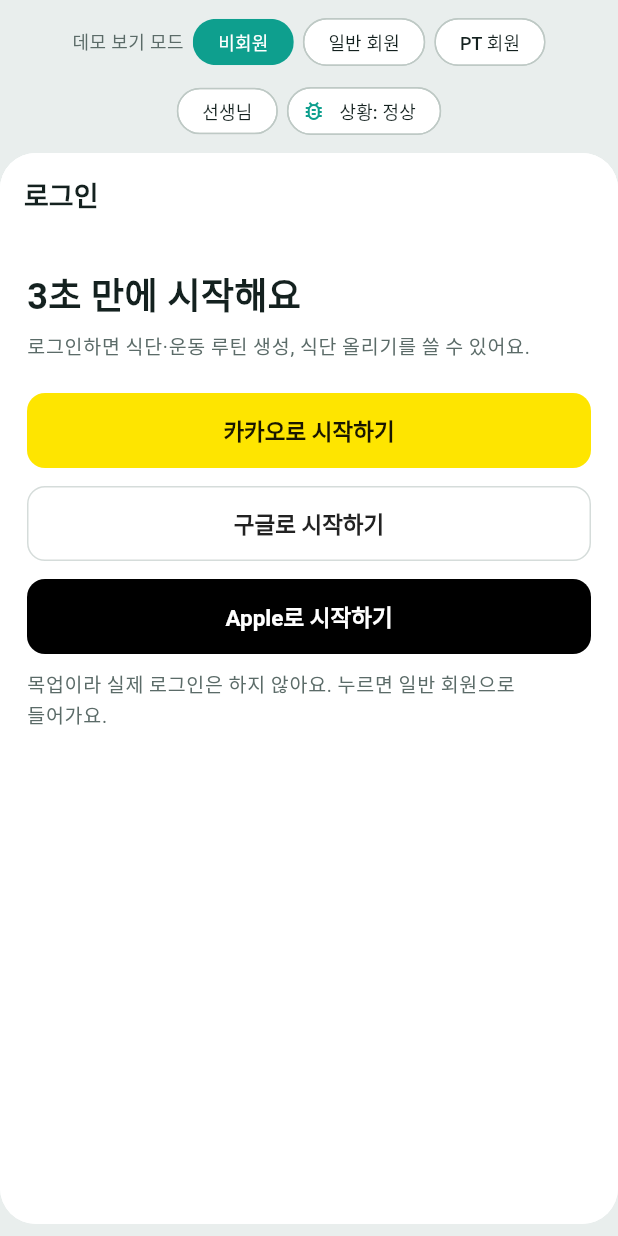
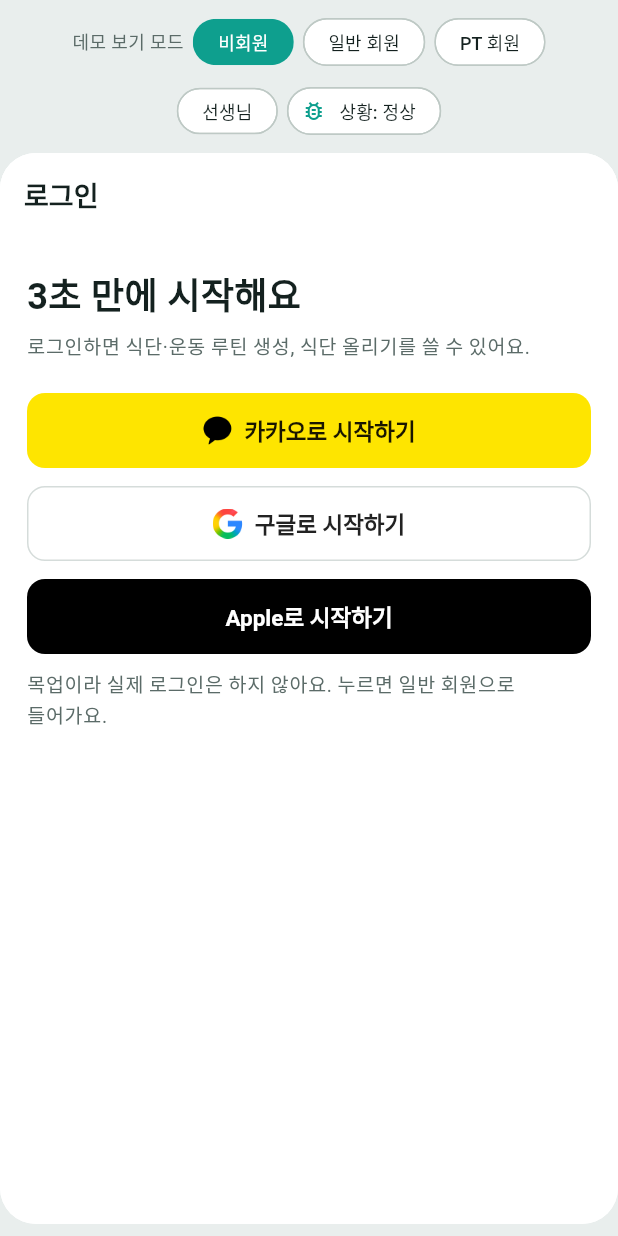
Before and after one commit to guscjf806/fitness-app, a Flutter app: the LoginScreen widget shown alone on an empty page, opened directly, on a phone screen of 412 x 824 dp. Run offline on Flutter 3.47's test engine with Material 3 defaults, Android fonts, the phone set to English and light mode, and no system bars; our stand-ins replace shared_preferences; accounts and stored records are empty.

Commit message:
디자인 리뷰 11/03 #4: 로그인 버튼 글자 왼쪽에 카카오·구글 공식 로고(20px)를 넣음, 출처는 assets/logos/README.md (Apple 로고는 라이선스 동의 후 추가)
Co-Authored-By: Claude Opus 5.5 <noreply@anthropic.com>

```diff
--- a/app/lib/screens/onboarding/login.dart
+++ b/app/lib/screens/onboarding/login.dart
@@ -23,7 +23,8 @@ class LoginScreen extends StatelessWidget {
 
   @override
   Widget build(BuildContext context) {
-    Widget social(String label, Color bg, Color fg, {bool outlined = false}) =>
+    // 각 회사 규칙대로 글자 왼쪽에 공식 로고를 20px로 둔다 (디자인 리뷰 11/03 #4)
+    Widget social(String label, Color bg, Color fg, {bool outlined = false, String? logo}) =>
         Padding(
           padding: const EdgeInsets.only(top: 12),
           child: FilledButton(
@@ -33,14 +34,21 @@ class LoginScreen extends StatelessWidget {
               foregroundColor: fg,
               side: outlined ? const BorderSide(color: AppColors.socialBorder) : null,
             ),
-            child: Text(label),
+            child: Row(mainAxisAlignment: MainAxisAlignment.center, children: [
+              if (logo != null) ...[
+                Image.asset(logo, width: 20, height: 20, excludeFromSemantics: true),
+                const SizedBox(width: AppSpace.s),
+              ],
+              Text(label),
+            ]),
           ),
         );
     return AppPage(title: '로그인', children: [
       const H1('3초 만에 시작해요'),
       const Muted('로그인하면 식단·운동 루틴 생성, 식단 올리기를 쓸 수 있어요.'),
-      social('카카오로 시작하기', AppColors.kakao, AppColors.kakaoText),
-      social('구글로 시작하기', Colors.white, AppColors.googleText, outlined: true),
+      social('카카오로 시작하기', AppColors.kakao, AppColors.kakaoText, logo: 'assets/logos/kakao.png'),
+      social('구글로 시작하기', Colors.white, AppColors.googleText, outlined: true, logo: 'assets/logos/google.png'),
+      // Apple 로고는 공식 자료를 받으려면 라이선스 동의가 필요해 아직 비워 둔다 (assets/logos/README.md)
       social('Apple로 시작하기', Colors.black, Colors.white),
       const Disclaimer(text: '목업이라 실제 로그인은 하지 않아요. 누르면 일반 회원으로 들어가요.'),
     ]);
--- a/app/pubspec.yaml
+++ b/app/pubspec.yaml
@@ -58,6 +58,9 @@ flutter:
   # the material Icons class.
   uses-material-design: true
 
+  assets:
+    - assets/logos/
+
   # To add assets to your application, add an assets section, like this:
   # assets:
   #   - images/a_dot_burr.jpeg
```
Also changed, not shown: app/assets/logos/google.png (added), app/assets/logos/kakao.png (added), 1 other file.
